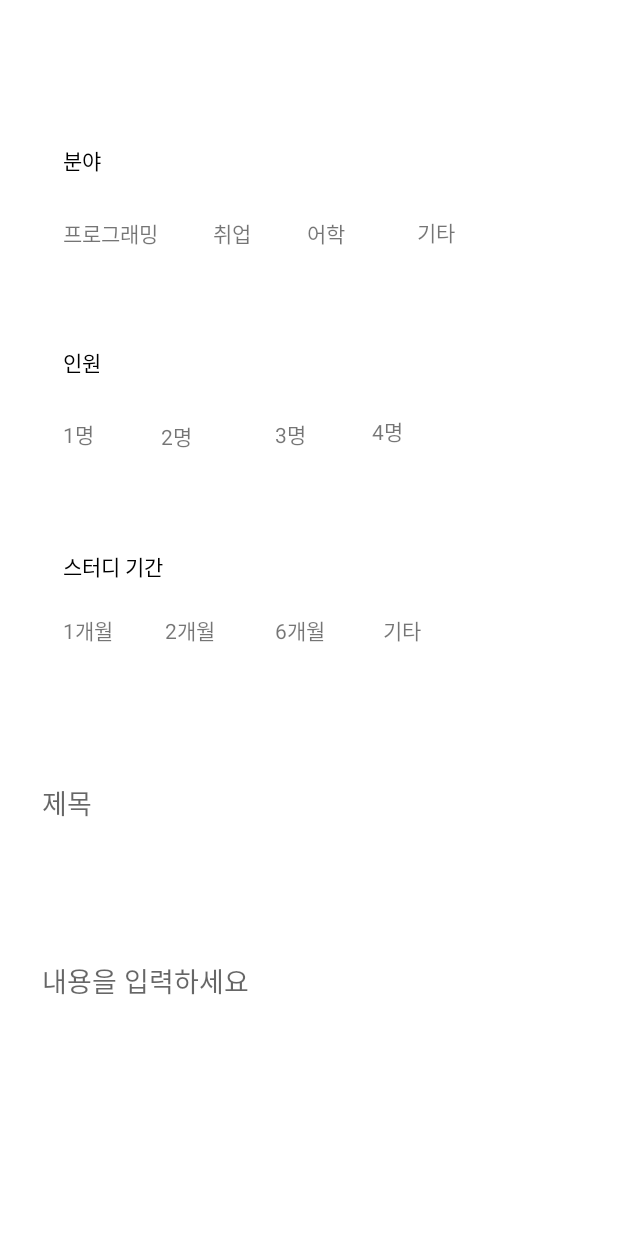
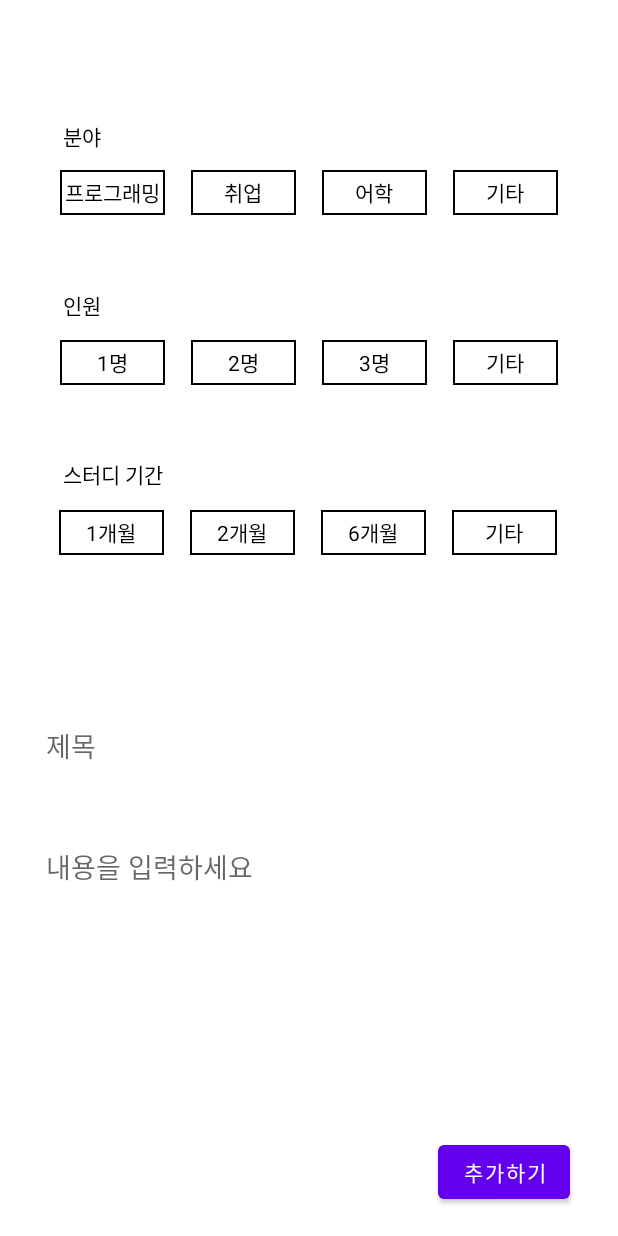
Before and after one commit to eunseo-kim/Do-it, an Android app: the layout study_register.xml on its own in the app's theme, with its tools: preview values and no code run, on a phone screen of 412 x 824 dp. Run offline under Robolectric (Android 15) with nearby library versions, the phone set to English and light mode, and no system bars.

Commit message:
라디오버튼

```diff
--- /dev/null
+++ b/app/src/main/res/drawable/layer_button_checked.xml
@@ -0,0 +1,14 @@
+<?xml version="1.0" encoding="utf-8"?>
+<layer-list xmlns:android="http://schemas.android.com/apk/res/android">
+    <item android:top="2dp"
+        android:bottom="2dp"
+        android:left="-2dp"
+        android:right="-2dp">
+
+        <shape android:shape="rectangle">
+            <stroke android:color="#000000" android:width="2dp"/>
+            <solid android:color="#000000" />
+        </shape>
+
+    </item>
+</layer-list>
--- /dev/null
+++ b/app/src/main/res/drawable/layer_button_unchecked.xml
@@ -0,0 +1,7 @@
+<?xml version="1.0" encoding="utf-8"?>
+<layer-list xmlns:android="http://schemas.android.com/apk/res/android">
+    <item android:top="2dp"
+        android:bottom="2dp"
+        android:left="-2dp"
+        android:right="-2dp">
+        <shape android:shape="rectangle"> <stroke android:color="#000000" android:width="2dp"/> <solid android:color="#FFFFFF" /> </shape> </item> </layer-list>
--- /dev/null
+++ b/app/src/main/res/drawable/selector_button.xml
@@ -0,0 +1,5 @@
+<?xml version="1.0" encoding="utf-8"?>
+<selector xmlns:android="http://schemas.android.com/apk/res/android">
+    <item android:state_checked="true" android:drawable="@drawable/layer_button_checked" />
+    <item android:state_checked="false" android:drawable="@drawable/layer_button_unchecked" />
+</selector>
--- a/app/src/main/res/drawable/selector_radio_button.xml
+++ b/app/src/main/res/drawable/selector_radio_button.xml
@@ -1,5 +1,13 @@
 <?xml version="1.0" encoding="utf-8"?>
 <selector xmlns:android="http://schemas.android.com/apk/res/android">
-    <item android:state_checked="true" android:drawable="@drawable/radio_button_checked"/>
-    <item android:state_checked="false" android:drawable="@drawable/radio_button_unchecked"/>
+    <item android:state_checked="true">
+        <shape android:shape="rectangle">
+            <solid android:color="#000000" />
+            <stroke android:width="1dp" android:color="#000000" />
+        </shape>
+    </item> <item android:state_checked="false">
+    <shape android:shape="rectangle"> <solid android:color="#FFFFFF" />
+        <stroke android:width="1dp" android:color="#000000" />
+    </shape>
+ </item>
 </selector>
--- /dev/null
+++ b/app/src/main/res/drawable/selector_radio_text.xml
@@ -0,0 +1,7 @@
+<?xml version="1.0" encoding="utf-8"?>
+<selector xmlns:android="http://schemas.android.com/apk/res/android">
+    <item android:state_checked="true" android:color="#FFFFFF">
+    </item>
+    <item android:state_checked="false" android:color="#000000">
+    </item>
+</selector>
--- a/app/src/main/res/drawable/selector_text.xml
+++ b/app/src/main/res/drawable/selector_text.xml
@@ -1,7 +1,5 @@
 <?xml version="1.0" encoding="utf-8"?>
 <selector xmlns:android="http://schemas.android.com/apk/res/android">
-    <item android:state_checked="true" android:color="#000000">
-    </item>
-    <item android:state_checked="false" android:color="#D3D3D3">
-    </item>
+    <item android:state_checked="true" android:color="#FFFFFF" />
+    <item android:state_checked="false" android:color="#000000" />
 </selector>
--- a/app/src/main/res/layout/study_register.xml
+++ b/app/src/main/res/layout/study_register.xml
@@ -16,7 +16,66 @@
         app:layout_constraintHorizontal_bias="0.109"
         app:layout_constraintStart_toStartOf="parent"
         app:layout_constraintTop_toTopOf="parent"
-        app:layout_constraintVertical_bias="0.120000005" />
+        app:layout_constraintVertical_bias="0.100000024" />
+
+    <RadioGroup
+        android:id="@+id/radioGroup"
+        android:layout_width="wrap_content"
+        android:layout_height="wrap_content"
+        android:orientation="horizontal"
+        app:layout_constraintBottom_toBottomOf="@+id/editTextTextPersonName2"
+        app:layout_constraintEnd_toEndOf="parent"
+        app:layout_constraintStart_toStartOf="parent"
+        app:layout_constraintTop_toTopOf="parent"
+        app:layout_constraintVertical_bias="0.16000003">
+
+        <RadioButton
+            android:id="@+id/radioButton7"
+            android:layout_width="70dp"
+            android:layout_height="30dp"
+            android:layout_marginEnd="17dp"
+            android:background="@drawable/selector_radio_button"
+            android:textColor="@drawable/selector_radio_text"
+            android:button="@null"
+            android:text="프로그래밍"
+            android:textAlignment="center"
+            tools:ignore="TouchTargetSizeCheck" />
+
+        <RadioButton
+            android:id="@+id/radioButton8"
+            android:layout_width="70dp"
+            android:layout_height="30dp"
+            android:layout_marginEnd="17dp"
+            android:background="@drawable/selector_radio_button"
+            android:textColor="@drawable/selector_radio_text"
+            android:button="@null"
+            android:text="취업"
+            android:textAlignment="center"
+            tools:ignore="TouchTargetSizeCheck" />
+
+        <RadioButton
+            android:id="@+id/radioButton9"
+            android:layout_width="70dp"
+            android:layout_height="30dp"
+            android:layout_marginEnd="17dp"
+            android:background="@drawable/selector_radio_button"
+            android:textColor="@drawable/selector_radio_text"
+            android:button="@null"
+            android:text="어학"
+            android:textAlignment="center"
+            tools:ignore="TouchTargetSizeCheck" />
+
+        <RadioButton
+            android:id="@+id/radioButton10"
+            android:layout_width="70dp"
+            android:layout_height="30dp"
+            android:background="@drawable/selector_radio_button"
+            android:textColor="@drawable/selector_radio_text"
+            android:button="@null"
+            android:text="기타"
+            android:textAlignment="center"
+            tools:ignore="TouchTargetSizeCheck" />
+    </RadioGroup>
 
     <TextView
         android:id="@+id/textView23"
@@ -29,55 +88,65 @@
         app:layout_constraintHorizontal_bias="0.109"
         app:layout_constraintStart_toStartOf="parent"
         app:layout_constraintTop_toTopOf="parent"
-        app:layout_constraintVertical_bias="0.287" />
+        app:layout_constraintVertical_bias="0.24000001" />
 
-    <TextView
-        android:id="@+id/textView24"
+    <RadioGroup
         android:layout_width="wrap_content"
         android:layout_height="wrap_content"
-        android:text="1명"
-        app:layout_constraintBottom_toBottomOf="parent"
+        android:orientation="horizontal"
+        app:layout_constraintBottom_toBottomOf="@+id/editTextTextPersonName2"
         app:layout_constraintEnd_toEndOf="parent"
-        app:layout_constraintHorizontal_bias="0.107"
         app:layout_constraintStart_toStartOf="parent"
         app:layout_constraintTop_toTopOf="parent"
-        app:layout_constraintVertical_bias="0.347" />
+        app:layout_constraintVertical_bias="0.32">
 
-    <TextView
-        android:id="@+id/textView25"
-        android:layout_width="wrap_content"
-        android:layout_height="wrap_content"
-        android:text="2명"
-        app:layout_constraintBottom_toBottomOf="parent"
-        app:layout_constraintEnd_toEndOf="parent"
-        app:layout_constraintHorizontal_bias="0.274"
-        app:layout_constraintStart_toStartOf="parent"
-        app:layout_constraintTop_toTopOf="parent"
-        app:layout_constraintVertical_bias="0.349" />
+        <RadioButton
+            android:id="@+id/radioButton3"
+            android:layout_width="70dp"
+            android:layout_height="30dp"
+            android:layout_marginEnd="17dp"
+            android:background="@drawable/selector_radio_button"
+            android:textColor="@drawable/selector_radio_text"
+            android:button="@null"
+            android:text="1명"
+            android:textAlignment="center"
+            tools:ignore="TouchTargetSizeCheck" />
 
-    <TextView
-        android:id="@+id/textView26"
-        android:layout_width="wrap_content"
-        android:layout_height="wrap_content"
-        android:text="3명"
-        app:layout_constraintBottom_toBottomOf="parent"
-        app:layout_constraintEnd_toEndOf="parent"
-        app:layout_constraintHorizontal_bias="0.469"
-        app:layout_constraintStart_toStartOf="parent"
-        app:layout_constraintTop_toTopOf="parent"
-        app:layout_constraintVertical_bias="0.347" />
+        <RadioButton
+            android:id="@+id/radioButton4"
+            android:layout_width="70dp"
+            android:layout_height="30dp"
+            android:layout_marginEnd="17dp"
+            android:background="@drawable/selector_radio_button"
+            android:textColor="@drawable/selector_radio_text"
+            android:button="@null"
+            android:text="2명"
+            android:textAlignment="center"
+            tools:ignore="TouchTargetSizeCheck" />
 
-    <TextView
-        android:id="@+id/textView27"
-        android:layout_width="wrap_content"
-        android:layout_height="wrap_content"
-        android:text="4명"
-        app:layout_constraintBottom_toBottomOf="parent"
-        app:layout_constraintEnd_toEndOf="parent"
-        app:layout_constraintHorizontal_bias="0.633"
-        app:layout_constraintStart_toStartOf="parent"
-        app:layout_constraintTop_toTopOf="parent"
-        app:layout_constraintVertical_bias="0.345" />
+        <RadioButton
+            android:id="@+id/radioButton5"
+            android:layout_width="70dp"
+            android:layout_height="30dp"
+            android:layout_marginEnd="17dp"
+            android:background="@drawable/selector_radio_button"
+            android:textColor="@drawable/selector_radio_text"
+            android:button="@null"
+            android:text="3명"
+            android:textAlignment="center"
+            tools:ignore="TouchTargetSizeCheck" />
+
+        <RadioButton
+            android:id="@+id/radioButton6"
+            android:layout_width="70dp"
+            android:layout_height="30dp"
+            android:background="@drawable/selector_radio_button"
+            android:textColor="@drawable/selector_radio_text"
+            android:button="@null"
+            android:text="기타"
+            android:textAlignment="center"
+            tools:ignore="TouchTargetSizeCheck" />
+    </RadioGroup>
 
     <TextView
         android:id="@+id/textView28"
@@ -90,120 +159,81 @@
         app:layout_constraintHorizontal_bias="0.122"
         app:layout_constraintStart_toStartOf="parent"
         app:layout_constraintTop_toTopOf="parent"
-        app:layout_constraintVertical_bias="0.457" />
+        app:layout_constraintVertical_bias="0.38" />
 
-    <TextView
-        android:id="@+id/textView29"
+    <RadioGroup
         android:layout_width="wrap_content"
         android:layout_height="wrap_content"
-        android:text="1개월"
-        app:layout_constraintBottom_toBottomOf="parent"
+        android:orientation="horizontal"
+        app:layout_constraintBottom_toBottomOf="@+id/editTextTextPersonName2"
         app:layout_constraintEnd_toEndOf="parent"
-        app:layout_constraintHorizontal_bias="0.111"
+        app:layout_constraintHorizontal_bias="0.493"
         app:layout_constraintStart_toStartOf="parent"
         app:layout_constraintTop_toTopOf="parent"
-        app:layout_constraintVertical_bias="0.51" />
+        app:layout_constraintVertical_bias="0.48000002">
 
-    <TextView
-        android:id="@+id/textView30"
-        android:layout_width="wrap_content"
-        android:layout_height="wrap_content"
-        android:text="2개월"
-        app:layout_constraintBottom_toBottomOf="parent"
-        app:layout_constraintEnd_toEndOf="parent"
-        app:layout_constraintHorizontal_bias="0.291"
-        app:layout_constraintStart_toStartOf="parent"
-        app:layout_constraintTop_toTopOf="parent"
-        app:layout_constraintVertical_bias="0.51" />
+        <RadioButton
+            android:id="@+id/radioButton11"
+            android:layout_width="70dp"
+            android:layout_height="30dp"
+            android:layout_marginEnd="17dp"
+            android:background="@drawable/selector_radio_button"
+            android:textColor="@drawable/selector_radio_text"
+            android:button="@null"
+            android:text="1개월"
+            android:textAlignment="center"
+            tools:ignore="TouchTargetSizeCheck" />
 
-    <TextView
-        android:id="@+id/textView31"
-        android:layout_width="wrap_content"
-        android:layout_height="wrap_content"
-        android:text="6개월"
-        app:layout_constraintBottom_toBottomOf="parent"
-        app:layout_constraintEnd_toEndOf="parent"
-        app:layout_constraintHorizontal_bias="0.485"
-        app:layout_constraintStart_toStartOf="parent"
-        app:layout_constraintTop_toTopOf="parent"
-        app:layout_constraintVertical_bias="0.51" />
+        <RadioButton
+            android:id="@+id/radioButton12"
+            android:layout_width="70dp"
+            android:layout_height="30dp"
+            android:layout_marginEnd="17dp"
+            android:background="@drawable/selector_radio_button"
+            android:textColor="@drawable/selector_radio_text"
+            android:button="@null"
+            android:text="2개월"
+            android:textAlignment="center"
+            tools:ignore="TouchTargetSizeCheck" />
 
-    <TextView
-        android:id="@+id/textView32"
-        android:layout_width="wrap_content"
-        android:layout_height="wrap_content"
-        android:text="기타"
-        app:layout_constraintBottom_toBottomOf="parent"
-        app:layout_constraintEnd_toEndOf="parent"
-        app:layout_constraintHorizontal_bias="0.66"
-        app:layout_constraintStart_toStartOf="parent"
-        app:layout_constraintTop_toTopOf="parent"
-        app:layout_constraintVertical_bias="0.51" />
+        <RadioButton
+            android:id="@+id/radioButton13"
+            android:layout_width="70dp"
+            android:layout_height="30dp"
+            android:layout_marginEnd="17dp"
+            android:background="@drawable/selector_radio_button"
+            android:textColor="@drawable/selector_radio_text"
+            android:button="@null"
+            android:text="6개월"
+            android:textAlignment="center"
+            tools:ignore="TouchTargetSizeCheck" />
 
-    <TextView
-        android:id="@+id/textView33"
-        android:layout_width="wrap_content"
-        android:layout_height="wrap_content"
-        android:text="프로그래밍"
-        app:layout_constraintBottom_toBottomOf="parent"
-        app:layout_constraintEnd_toEndOf="parent"
-        app:layout_constraintHorizontal_bias="0.12"
-        app:layout_constraintStart_toStartOf="parent"
-        app:layout_constraintTop_toTopOf="parent"
-        app:layout_constraintVertical_bias="0.18" />
-
-    <TextView
-        android:id="@+id/textView34"
-        android:layout_width="wrap_content"
-        android:layout_height="wrap_content"
-        android:text="취업"
-        app:layout_constraintBottom_toBottomOf="parent"
-        app:layout_constraintEnd_toEndOf="parent"
-        app:layout_constraintHorizontal_bias="0.367"
-        app:layout_constraintStart_toStartOf="parent"
-        app:layout_constraintTop_toTopOf="parent"
-        app:layout_constraintVertical_bias="0.18" />
-
-    <TextView
-        android:id="@+id/textView35"
-        android:layout_width="wrap_content"
-        android:layout_height="wrap_content"
-        android:text="어학"
-        app:layout_constraintBottom_toBottomOf="parent"
-        app:layout_constraintEnd_toEndOf="parent"
-        app:layout_constraintHorizontal_bias="0.53"
-        app:layout_constraintStart_toStartOf="parent"
-        app:layout_constraintTop_toTopOf="parent"
-        app:layout_constraintVertical_bias="0.18" />
-
-    <TextView
-        android:id="@+id/textView36"
-        android:layout_width="wrap_content"
-        android:layout_height="wrap_content"
-        android:text="기타"
-        app:layout_constraintBottom_toBottomOf="parent"
-        app:layout_constraintEnd_toEndOf="parent"
-        app:layout_constraintHorizontal_bias="0.719"
-        app:layout_constraintStart_toStartOf="parent"
-        app:layout_constraintTop_toTopOf="parent"
-        app:layout_constraintVertical_bias="0.179" />
+        <RadioButton
+            android:id="@+id/radioButton14"
+            android:layout_width="70dp"
+            android:layout_height="30dp"
+            android:background="@drawable/selector_radio_button"
+            android:textColor="@drawable/selector_radio_text"
+            android:button="@null"
+            android:text="기타"
+            android:textAlignment="center"
+            tools:ignore="TouchTargetSizeCheck" />
+    </RadioGroup>
 
     <EditText
         android:id="@+id/editTextTextPersonName"
-        android:layout_width="311dp"
-        android:layout_height="47dp"
-        android:layout_marginStart="10dp"
-        android:layout_marginEnd="10dp"
+        android:layout_width="350dp"
+        android:layout_height="48dp"
+        android:background="@null"
         android:ems="10"
         android:hint="제목"
-        android:background="@null"
         android:inputType="textPersonName"
         app:layout_constraintBottom_toBottomOf="parent"
         app:layout_constraintEnd_toEndOf="parent"
-        app:layout_constraintHorizontal_bias="0.225"
+        app:layout_constraintHorizontal_bias="0.491"
         app:layout_constraintStart_toStartOf="parent"
         app:layout_constraintTop_toTopOf="parent"
-        app:layout_constraintVertical_bias="0.658" />
+        app:layout_constraintVertical_bias="0.61" />
 
     <EditText
         android:id="@+id/editTextTextPersonName2"
@@ -219,9 +249,21 @@
         android:inputType="textPersonName"
         app:layout_constraintBottom_toBottomOf="parent"
         app:layout_constraintEnd_toEndOf="parent"
-        app:layout_constraintHorizontal_bias="0.428"
+        app:layout_constraintHorizontal_bias="0.487"
         app:layout_constraintStart_toStartOf="parent"
         app:layout_constraintTop_toTopOf="parent"
-        app:layout_constraintVertical_bias="1.0" />
+        app:layout_constraintVertical_bias="0.881" />
+
+    <Button
+        android:id="@+id/button7"
+        android:layout_width="wrap_content"
+        android:layout_height="wrap_content"
+        android:text="추가하기"
+        app:layout_constraintBottom_toBottomOf="parent"
+        app:layout_constraintEnd_toEndOf="parent"
+        app:layout_constraintHorizontal_bias="0.902"
+        app:layout_constraintStart_toStartOf="parent"
+        app:layout_constraintTop_toTopOf="parent"
+        app:layout_constraintVertical_bias="0.976" />
 
 </androidx.constraintlayout.widget.ConstraintLayout>
```
